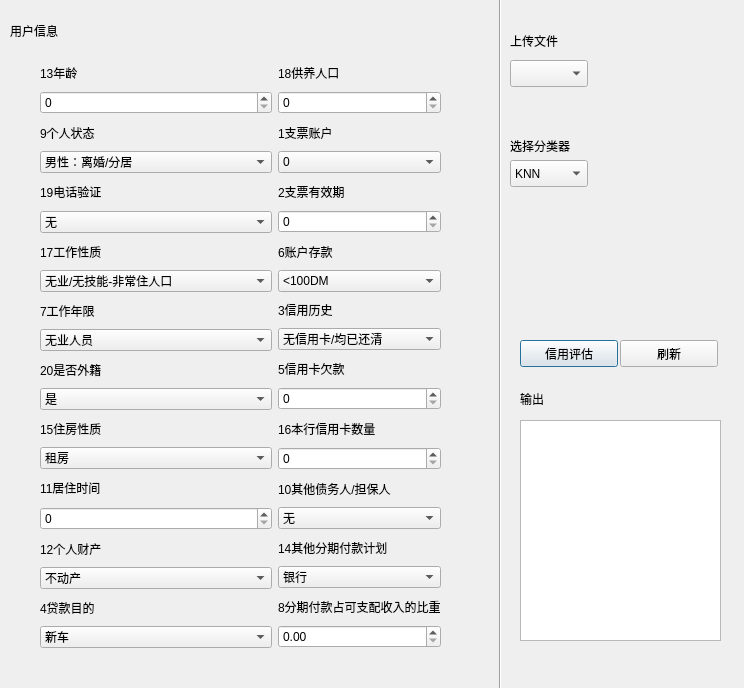
This is creditScoring_UI.ui in Codelegant92/CreditScoring as Qt 5 draws it before an edit. The edited form follows.
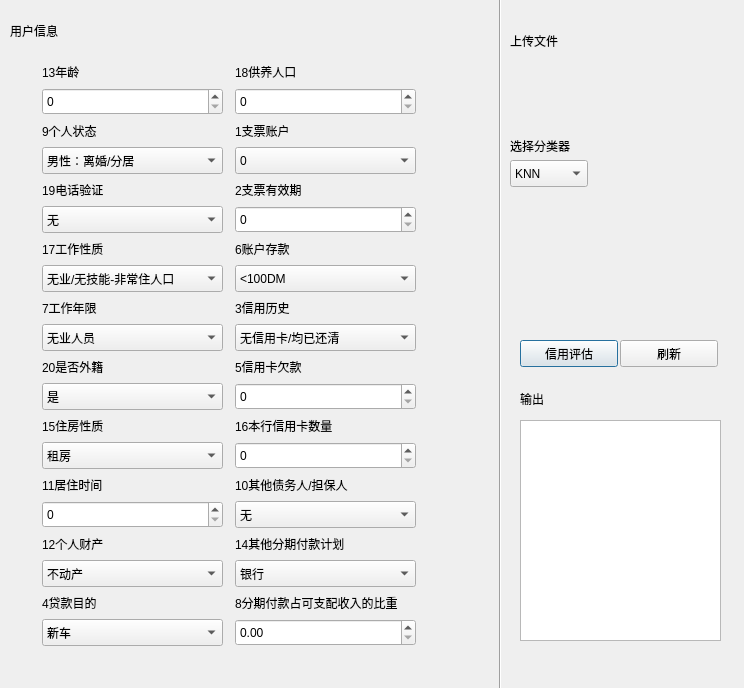
This is the edited form. Custom widgets are drawn as their Qt base class.

Commit message: develop a GUI application for credit scoring app using PyQt4

```diff
--- a/creditScoring_UI.ui
+++ b/creditScoring_UI.ui
@@ -78,37 +78,115 @@
     <enum>Qt::Vertical</enum>
    </property>
   </widget>
-  <widget class="QWidget" name="layoutWidget">
+  <widget class="QPushButton" name="pushButton">
    <property name="geometry">
     <rect>
-     <x>40</x>
+     <x>520</x>
+     <y>340</y>
+     <width>98</width>
+     <height>27</height>
+    </rect>
+   </property>
+   <property name="text">
+    <string>信用评估</string>
+   </property>
+  </widget>
+  <widget class="QComboBox" name="comboBox_15">
+   <property name="geometry">
+    <rect>
+     <x>510</x>
+     <y>160</y>
+     <width>78</width>
+     <height>27</height>
+    </rect>
+   </property>
+   <item>
+    <property name="text">
+     <string>KNN</string>
+    </property>
+   </item>
+   <item>
+    <property name="text">
+     <string>LR</string>
+    </property>
+   </item>
+   <item>
+    <property name="text">
+     <string>SVM</string>
+    </property>
+   </item>
+  </widget>
+  <widget class="QTextBrowser" name="textBrowser">
+   <property name="geometry">
+    <rect>
+     <x>520</x>
+     <y>420</y>
+     <width>201</width>
+     <height>221</height>
+    </rect>
+   </property>
+  </widget>
+  <widget class="QPushButton" name="pushButton_2">
+   <property name="geometry">
+    <rect>
+     <x>620</x>
+     <y>340</y>
+     <width>98</width>
+     <height>27</height>
+    </rect>
+   </property>
+   <property name="text">
+    <string>刷新</string>
+   </property>
+  </widget>
+  <widget class="KUrlComboRequester" name="kurlcomborequester">
+   <property name="geometry">
+    <rect>
+     <x>510</x>
      <y>60</y>
-     <width>401</width>
-     <height>588</height>
+     <width>111</width>
+     <height>27</height>
     </rect>
    </property>
-   <layout class="QGridLayout" name="gridLayout">
-    <item row="0" column="0">
-     <layout class="QVBoxLayout" name="verticalLayout">
-      <item>
+  </widget>
+  <widget class="QLabel" name="label_19">
+   <property name="geometry">
+    <rect>
+     <x>42</x>
+     <y>416</y>
+     <width>76</width>
+     <height>20</height>
+    </rect>
+   </property>
+   <property name="text">
+    <string>15住房性质</string>
+   </property>
+  </widget>
        <widget class="QLabel" name="label_17">
+   <property name="geometry">
+    <rect>
+     <x>42</x>
+     <y>62</y>
+     <width>47</width>
+     <height>20</height>
+    </rect>
+   </property>
         <property name="text">
          <string>13年龄</string>
         </property>
        </widget>
-      </item>
-      <item>
-       <widget class="QSpinBox" name="spinBox_4"/>
-      </item>
-      <item>
-       <widget class="QLabel" name="label_13">
-        <property name="text">
-         <string>9个人状态</string>
-        </property>
-       </widget>
-      </item>
-      <item>
        <widget class="QComboBox" name="comboBox_2">
+   <property name="geometry">
+    <rect>
+     <x>42</x>
+     <y>147</y>
+     <width>181</width>
+     <height>27</height>
+    </rect>
+   </property>
+   <property name="toolTip">
+    <string>用户的性别及婚姻状况</string>
+   </property>
         <item>
          <property name="text">
           <string>男性：离婚/分居</string>
@@ -135,16 +213,57 @@
          </property>
         </item>
        </widget>
-      </item>
-      <item>
+  <widget class="QSpinBox" name="spinBox_4">
+   <property name="geometry">
+    <rect>
+     <x>42</x>
+     <y>88</y>
+     <width>181</width>
+     <height>27</height>
+    </rect>
+   </property>
+   <property name="toolTip">
+    <string>用户的年龄</string>
+   </property>
+  </widget>
+  <widget class="QLabel" name="label_13">
+   <property name="geometry">
+    <rect>
+     <x>42</x>
+     <y>121</y>
+     <width>68</width>
+     <height>20</height>
+    </rect>
+   </property>
+   <property name="text">
+    <string>9个人状态</string>
+   </property>
+  </widget>
        <widget class="QLabel" name="label_23">
+   <property name="geometry">
+    <rect>
+     <x>42</x>
+     <y>180</y>
+     <width>76</width>
+     <height>20</height>
+    </rect>
+   </property>
         <property name="text">
          <string>19电话验证</string>
         </property>
        </widget>
-      </item>
-      <item>
        <widget class="QComboBox" name="comboBox_3">
+   <property name="geometry">
+    <rect>
+     <x>42</x>
+     <y>206</y>
+     <width>181</width>
+     <height>27</height>
+    </rect>
+   </property>
+   <property name="toolTip">
+    <string>用户是否有电话验证</string>
+   </property>
         <item>
          <property name="text">
           <string>无</string>
@@ -156,16 +275,44 @@
          </property>
         </item>
        </widget>
-      </item>
-      <item>
+  <widget class="QLabel" name="label_15">
+   <property name="geometry">
+    <rect>
+     <x>42</x>
+     <y>475</y>
+     <width>76</width>
+     <height>20</height>
+    </rect>
+   </property>
+   <property name="text">
+    <string>11居住时间</string>
+   </property>
+  </widget>
        <widget class="QLabel" name="label_21">
+   <property name="geometry">
+    <rect>
+     <x>42</x>
+     <y>239</y>
+     <width>76</width>
+     <height>20</height>
+    </rect>
+   </property>
         <property name="text">
          <string>17工作性质</string>
         </property>
        </widget>
-      </item>
-      <item>
        <widget class="QComboBox" name="comboBox_4">
+   <property name="geometry">
+    <rect>
+     <x>42</x>
+     <y>265</y>
+     <width>181</width>
+     <height>27</height>
+    </rect>
+   </property>
+   <property name="toolTip">
+    <string>用户的工作性质</string>
+   </property>
         <item>
          <property name="text">
           <string>无业/无技能-非常住人口</string>
@@ -192,16 +339,31 @@
          </property>
         </item>
        </widget>
-      </item>
-      <item>
        <widget class="QLabel" name="label_11">
+   <property name="geometry">
+    <rect>
+     <x>42</x>
+     <y>298</y>
+     <width>68</width>
+     <height>20</height>
+    </rect>
+   </property>
         <property name="text">
          <string>7工作年限</string>
         </property>
        </widget>
-      </item>
-      <item>
        <widget class="QComboBox" name="comboBox_5">
+   <property name="geometry">
+    <rect>
+     <x>42</x>
+     <y>324</y>
+     <width>181</width>
+     <height>27</height>
+    </rect>
+   </property>
+   <property name="toolTip">
+    <string>用户在当前单位的工作年限</string>
+   </property>
         <item>
          <property name="text">
           <string>无业人员</string>
@@ -228,16 +390,31 @@
          </property>
         </item>
        </widget>
-      </item>
-      <item>
        <widget class="QLabel" name="label_24">
+   <property name="geometry">
+    <rect>
+     <x>42</x>
+     <y>357</y>
+     <width>76</width>
+     <height>20</height>
+    </rect>
+   </property>
         <property name="text">
          <string>20是否外籍</string>
         </property>
        </widget>
-      </item>
-      <item>
        <widget class="QComboBox" name="comboBox_6">
+   <property name="geometry">
+    <rect>
+     <x>42</x>
+     <y>383</y>
+     <width>181</width>
+     <height>27</height>
+    </rect>
+   </property>
+   <property name="toolTip">
+    <string>用户是否为外国籍</string>
+   </property>
         <item>
          <property name="text">
           <string>是</string>
@@ -249,16 +426,18 @@
          </property>
         </item>
        </widget>
-      </item>
-      <item>
-       <widget class="QLabel" name="label_19">
-        <property name="text">
-         <string>15住房性质</string>
-        </property>
-       </widget>
-      </item>
-      <item>
        <widget class="QComboBox" name="comboBox_7">
+   <property name="geometry">
+    <rect>
+     <x>42</x>
+     <y>442</y>
+     <width>181</width>
+     <height>27</height>
+    </rect>
+   </property>
+   <property name="toolTip">
+    <string>用户当前住房的性质</string>
+   </property>
         <item>
          <property name="text">
           <string>租房</string>
@@ -275,26 +454,44 @@
          </property>
         </item>
        </widget>
-      </item>
-      <item>
-       <widget class="QLabel" name="label_15">
-        <property name="text">
-         <string>11居住时间</string>
-        </property>
-       </widget>
-      </item>
-      <item>
-       <widget class="QSpinBox" name="spinBox_3"/>
-      </item>
-      <item>
+  <widget class="QSpinBox" name="spinBox_3">
+   <property name="geometry">
+    <rect>
+     <x>42</x>
+     <y>501</y>
+     <width>181</width>
+     <height>27</height>
+    </rect>
+   </property>
+   <property name="toolTip">
+    <string>用户在当前房子的居住时间</string>
+   </property>
+  </widget>
        <widget class="QLabel" name="label_16">
+   <property name="geometry">
+    <rect>
+     <x>42</x>
+     <y>534</y>
+     <width>76</width>
+     <height>20</height>
+    </rect>
+   </property>
         <property name="text">
          <string>12个人财产</string>
         </property>
        </widget>
-      </item>
-      <item>
        <widget class="QComboBox" name="comboBox_8">
+   <property name="geometry">
+    <rect>
+     <x>42</x>
+     <y>560</y>
+     <width>181</width>
+     <height>27</height>
+    </rect>
+   </property>
+   <property name="toolTip">
+    <string>用户个人拥有的财产情况</string>
+   </property>
         <item>
          <property name="text">
           <string>不动产</string>
@@ -316,16 +513,31 @@
          </property>
         </item>
        </widget>
-      </item>
-      <item>
        <widget class="QLabel" name="label_8">
+   <property name="geometry">
+    <rect>
+     <x>42</x>
+     <y>593</y>
+     <width>67</width>
+     <height>20</height>
+    </rect>
+   </property>
         <property name="text">
          <string>4贷款目的</string>
         </property>
        </widget>
-      </item>
-      <item>
        <widget class="QComboBox" name="comboBox_9">
+   <property name="geometry">
+    <rect>
+     <x>42</x>
+     <y>619</y>
+     <width>181</width>
+     <height>27</height>
+    </rect>
+   </property>
+   <property name="toolTip">
+    <string>用户的贷款目的</string>
+   </property>
         <item>
          <property name="text">
           <string>新车</string>
@@ -377,30 +589,44 @@
          </property>
         </item>
        </widget>
-      </item>
-     </layout>
-    </item>
-    <item row="0" column="1">
-     <layout class="QVBoxLayout" name="verticalLayout_2">
-      <item>
+  <widget class="QLabel" name="label_20">
+   <property name="geometry">
+    <rect>
+     <x>235</x>
+     <y>416</y>
+     <width>120</width>
+     <height>20</height>
+    </rect>
+   </property>
+   <property name="text">
+    <string>16本行信用卡数量</string>
+   </property>
+  </widget>
        <widget class="QLabel" name="label_22">
+   <property name="geometry">
+    <rect>
+     <x>235</x>
+     <y>62</y>
+     <width>76</width>
+     <height>20</height>
+    </rect>
+   </property>
         <property name="text">
          <string>18供养人口</string>
         </property>
        </widget>
-      </item>
-      <item>
-       <widget class="QSpinBox" name="spinBox_6"/>
-      </item>
-      <item>
-       <widget class="QLabel" name="label_5">
-        <property name="text">
-         <string>1支票账户</string>
-        </property>
-       </widget>
-      </item>
-      <item>
        <widget class="QComboBox" name="comboBox_10">
+   <property name="geometry">
+    <rect>
+     <x>235</x>
+     <y>147</y>
+     <width>181</width>
+     <height>27</height>
+    </rect>
+   </property>
+   <property name="toolTip">
+    <string>用户拥有的支票账户的金额</string>
+   </property>
         <item>
          <property name="text">
           <string>0</string>
@@ -422,26 +648,96 @@
          </property>
         </item>
        </widget>
-      </item>
-      <item>
+  <widget class="QSpinBox" name="spinBox_6">
+   <property name="geometry">
+    <rect>
+     <x>235</x>
+     <y>88</y>
+     <width>181</width>
+     <height>27</height>
+    </rect>
+   </property>
+   <property name="toolTip">
+    <string>用户当前所要供养的人数</string>
+   </property>
+  </widget>
+  <widget class="QLabel" name="label_5">
+   <property name="geometry">
+    <rect>
+     <x>235</x>
+     <y>121</y>
+     <width>67</width>
+     <height>20</height>
+    </rect>
+   </property>
+   <property name="text">
+    <string>1支票账户</string>
+   </property>
+  </widget>
        <widget class="QLabel" name="label_6">
+   <property name="geometry">
+    <rect>
+     <x>235</x>
+     <y>180</y>
+     <width>82</width>
+     <height>20</height>
+    </rect>
+   </property>
         <property name="text">
          <string>2支票有效期</string>
         </property>
        </widget>
-      </item>
-      <item>
-       <widget class="QSpinBox" name="spinBox"/>
-      </item>
-      <item>
+  <widget class="QSpinBox" name="spinBox">
+   <property name="geometry">
+    <rect>
+     <x>235</x>
+     <y>206</y>
+     <width>181</width>
+     <height>27</height>
+    </rect>
+   </property>
+   <property name="toolTip">
+    <string>用户支票的有效期</string>
+   </property>
+  </widget>
+  <widget class="QLabel" name="label_14">
+   <property name="geometry">
+    <rect>
+     <x>235</x>
+     <y>475</y>
+     <width>141</width>
+     <height>20</height>
+    </rect>
+   </property>
+   <property name="text">
+    <string>10其他债务人/担保人</string>
+   </property>
+  </widget>
        <widget class="QLabel" name="label_10">
+   <property name="geometry">
+    <rect>
+     <x>235</x>
+     <y>239</y>
+     <width>68</width>
+     <height>20</height>
+    </rect>
+   </property>
         <property name="text">
          <string>6账户存款</string>
         </property>
        </widget>
-      </item>
-      <item>
        <widget class="QComboBox" name="comboBox_11">
+   <property name="geometry">
+    <rect>
+     <x>235</x>
+     <y>265</y>
+     <width>181</width>
+     <height>27</height>
+    </rect>
+   </property>
+   <property name="toolTip">
+    <string>用户拥有的存款</string>
+   </property>
         <item>
          <property name="text">
           <string>&lt;100DM</string>
@@ -468,16 +764,31 @@
          </property>
         </item>
        </widget>
-      </item>
-      <item>
        <widget class="QLabel" name="label_7">
+   <property name="geometry">
+    <rect>
+     <x>235</x>
+     <y>298</y>
+     <width>68</width>
+     <height>20</height>
+    </rect>
+   </property>
         <property name="text">
          <string>3信用历史</string>
         </property>
        </widget>
-      </item>
-      <item>
        <widget class="QComboBox" name="comboBox_12">
+   <property name="geometry">
+    <rect>
+     <x>235</x>
+     <y>324</y>
+     <width>181</width>
+     <height>27</height>
+    </rect>
+   </property>
+   <property name="toolTip">
+    <string>用户使用信用卡的历史</string>
+   </property>
         <item>
          <property name="text">
           <string>无信用卡/均已还清</string>
@@ -504,36 +815,57 @@
          </property>
         </item>
        </widget>
-      </item>
-      <item>
        <widget class="QLabel" name="label_9">
+   <property name="geometry">
+    <rect>
+     <x>235</x>
+     <y>357</y>
+     <width>83</width>
+     <height>20</height>
+    </rect>
+   </property>
         <property name="text">
          <string>5信用卡欠款</string>
         </property>
        </widget>
-      </item>
-      <item>
-       <widget class="QSpinBox" name="spinBox_2"/>
-      </item>
-      <item>
-       <widget class="QLabel" name="label_20">
-        <property name="text">
-         <string>16本行信用卡数量</string>
-        </property>
-       </widget>
-      </item>
-      <item>
-       <widget class="QSpinBox" name="spinBox_5"/>
-      </item>
-      <item>
-       <widget class="QLabel" name="label_14">
-        <property name="text">
-         <string>10其他债务人/担保人</string>
-        </property>
-       </widget>
-      </item>
-      <item>
+  <widget class="QSpinBox" name="spinBox_2">
+   <property name="geometry">
+    <rect>
+     <x>235</x>
+     <y>383</y>
+     <width>181</width>
+     <height>27</height>
+    </rect>
+   </property>
+   <property name="toolTip">
+    <string>用户信用卡欠款的数目</string>
+   </property>
+  </widget>
+  <widget class="QSpinBox" name="spinBox_5">
+   <property name="geometry">
+    <rect>
+     <x>235</x>
+     <y>442</y>
+     <width>181</width>
+     <height>27</height>
+    </rect>
+   </property>
+   <property name="toolTip">
+    <string>用户在本行开设的信用卡账户数量</string>
+   </property>
+  </widget>
        <widget class="QComboBox" name="comboBox_13">
+   <property name="geometry">
+    <rect>
+     <x>235</x>
+     <y>501</y>
+     <width>181</width>
+     <height>27</height>
+    </rect>
+   </property>
+   <property name="toolTip">
+    <string>用户是否拥有其他债务人或担保人</string>
+   </property>
         <item>
          <property name="text">
           <string>无</string>
@@ -550,16 +882,31 @@
          </property>
         </item>
        </widget>
-      </item>
-      <item>
        <widget class="QLabel" name="label_18">
+   <property name="geometry">
+    <rect>
+     <x>235</x>
+     <y>534</y>
+     <width>134</width>
+     <height>20</height>
+    </rect>
+   </property>
         <property name="text">
          <string>14其他分期付款计划</string>
         </property>
        </widget>
-      </item>
-      <item>
        <widget class="QComboBox" name="comboBox_14">
+   <property name="geometry">
+    <rect>
+     <x>235</x>
+     <y>560</y>
+     <width>181</width>
+     <height>27</height>
+    </rect>
+   </property>
+   <property name="toolTip">
+    <string>用户是否有其他分期付款的项目</string>
+   </property>
         <item>
          <property name="text">
           <string>银行</string>
@@ -576,96 +923,45 @@
          </property>
         </item>
        </widget>
-      </item>
-      <item>
        <widget class="QLabel" name="label_12">
+   <property name="geometry">
+    <rect>
+     <x>235</x>
+     <y>593</y>
+     <width>184</width>
+     <height>20</height>
+    </rect>
+   </property>
         <property name="text">
          <string>8分期付款占可支配收入的比重</string>
         </property>
        </widget>
-      </item>
-      <item>
-       <widget class="QDoubleSpinBox" name="doubleSpinBox"/>
-      </item>
-     </layout>
-    </item>
-   </layout>
-  </widget>
-  <widget class="QComboBox" name="comboBox">
+  <widget class="QDoubleSpinBox" name="doubleSpinBox">
    <property name="geometry">
     <rect>
-     <x>510</x>
-     <y>60</y>
-     <width>78</width>
+     <x>235</x>
+     <y>619</y>
+     <width>181</width>
      <height>27</height>
     </rect>
    </property>
-  </widget>
-  <widget class="QPushButton" name="pushButton">
-   <property name="geometry">
-    <rect>
-     <x>520</x>
-     <y>340</y>
-     <width>98</width>
-     <height>27</height>
-    </rect>
+   <property name="toolTip">
+    <string>本次贷款的每月分期付款占用户可支配收入的百分比</string>
    </property>
-   <property name="text">
-    <string>信用评估</string>
-   </property>
   </widget>
-  <widget class="QComboBox" name="comboBox_15">
-   <property name="geometry">
-    <rect>
-     <x>510</x>
-     <y>160</y>
-     <width>78</width>
-     <height>27</height>
-    </rect>
-   </property>
-   <item>
-    <property name="text">
-     <string>KNN</string>
-    </property>
-   </item>
-   <item>
-    <property name="text">
-     <string>LR</string>
-    </property>
-   </item>
-   <item>
-    <property name="text">
-     <string>SVM</string>
-    </property>
-   </item>
-  </widget>
-  <widget class="QTextBrowser" name="textBrowser">
-   <property name="geometry">
-    <rect>
-     <x>520</x>
-     <y>420</y>
-     <width>201</width>
-     <height>221</height>
-    </rect>
-   </property>
-  </widget>
-  <widget class="QPushButton" name="pushButton_2">
-   <property name="geometry">
-    <rect>
-     <x>620</x>
-     <y>340</y>
-     <width>98</width>
-     <height>27</height>
-    </rect>
-   </property>
-   <property name="text">
-    <string>刷新</string>
-   </property>
-  </widget>
- </widget>
- <tabstops>
-  <tabstop>comboBox</tabstop>
- </tabstops>
+ </widget>
+ <customwidgets>
+  <customwidget>
+   <class>KUrlComboRequester</class>
+   <extends>KUrlRequester</extends>
+   <header>kurlrequester.h</header>
+  </customwidget>
+  <customwidget>
+   <class>KUrlRequester</class>
+   <extends>QFrame</extends>
+   <header>kurlrequester.h</header>
+  </customwidget>
+ </customwidgets>
  <resources/>
  <connections/>
 </ui>
```
Lines whose indentation alone changed are shown as unchanged.
